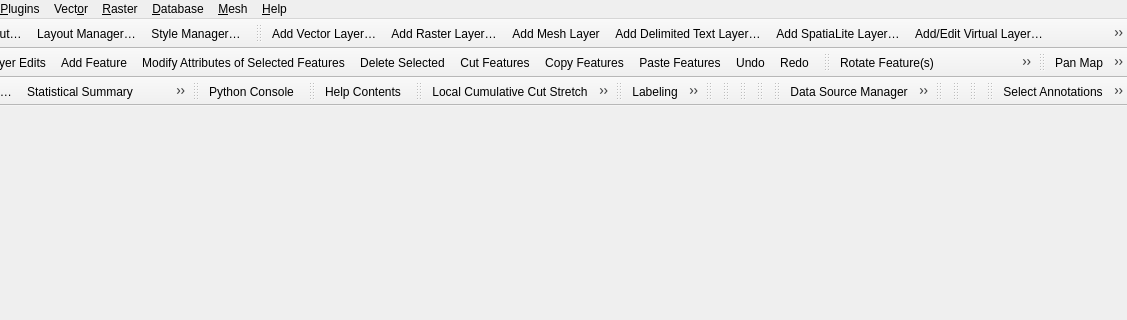
Above: src/ui/qgisapp.ui from qgis/QGIS before the change; both pictures show x 241 to 1368 and y 0 to 320 of the 1368 by 506 pixel window. Below: the same form after it.
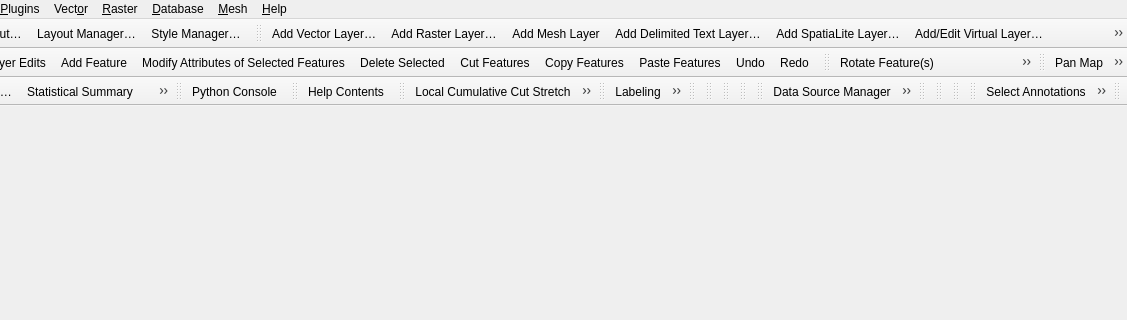
That is the form after the change. Icons and pictures are not drawn.

Commit message: feat(ui): add Strata toolbar and integrate AI Assistant functionality with new icon and tooltip

The edit to the form file:
```diff
--- a/src/ui/qgisapp.ui
+++ b/src/ui/qgisapp.ui
@@ -810,6 +810,20 @@
    <addaction name="mActionSelectAnnotation"/>
    <addaction name="mActionModifyAnnotation"/>
   </widget>
+  <widget class="QToolBar" name="mStrataToolBar">
+   <property name="windowTitle">
+    <string>Strata</string>
+   </property>
+   <property name="toolTip">
+    <string>Strata</string>
+   </property>
+   <attribute name="toolBarArea">
+    <enum>TopToolBarArea</enum>
+   </attribute>
+   <attribute name="toolBarBreak">
+    <bool>false</bool>
+   </attribute>
+  </widget>
   <action name="mActionNewProject">
    <property name="icon">
     <iconset resource="../../images/images.qrc">
```
The commit also changes 2 other files.
